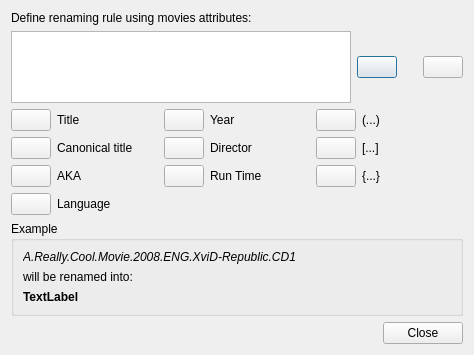
Old version of the form src/ui/renaming_rule_dialog.ui in the repository albemala/almoviesrenamer.
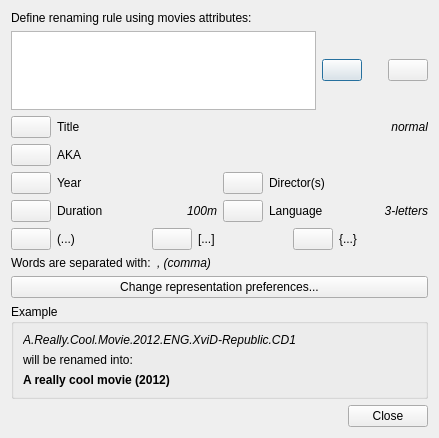
New version of the form. Icons and pictures are not drawn.

Diff of the .ui file:
```diff
--- a/src/ui/renaming_rule_dialog.ui
+++ b/src/ui/renaming_rule_dialog.ui
@@ -6,8 +6,8 @@
    <rect>
     <x>0</x>
     <y>0</y>
-    <width>474</width>
-    <height>355</height>
+    <width>439</width>
+    <height>438</height>
    </rect>
   </property>
   <property name="windowTitle">
@@ -99,78 +99,44 @@
     </layout>
    </item>
    <item>
-    <layout class="QGridLayout" name="gridLayout_2" columnstretch="0,0,0,0,0,0">
-     <item row="0" column="1">
-      <widget class="QLabel" name="label">
+    <layout class="QGridLayout" name="gridLayout">
+     <item row="2" column="4">
+      <widget class="QLabel" name="label_6">
        <property name="text">
-        <string>Title</string>
+        <string>Director(s)</string>
        </property>
       </widget>
      </item>
-     <item row="1" column="1">
-      <widget class="QLabel" name="label_2">
-       <property name="text">
-        <string>Canonical title</string>
+     <item row="3" column="2">
+      <widget class="QLabel" name="label_15">
+       <property name="font">
+        <font>
+         <italic>true</italic>
+        </font>
        </property>
-      </widget>
-     </item>
-     <item row="2" column="1">
-      <widget class="QLabel" name="label_3">
        <property name="text">
-        <string>AKA</string>
+        <string>100m</string>
        </property>
+       <property name="alignment">
+        <set>Qt::AlignRight|Qt::AlignTrailing|Qt::AlignVCenter</set>
+       </property>
       </widget>
      </item>
-     <item row="3" column="1">
+     <item row="3" column="4">
       <widget class="QLabel" name="label_4">
        <property name="text">
         <string>Language</string>
        </property>
       </widget>
      </item>
-     <item row="1" column="3">
-      <widget class="QLabel" name="label_6">
-       <property name="text">
-        <string>Director</string>
-       </property>
-      </widget>
-     </item>
-     <item row="2" column="3">
+     <item row="3" column="1">
       <widget class="QLabel" name="label_7">
        <property name="text">
-        <string>Run Time</string>
-       </property>
-      </widget>
-     </item>
-     <item row="0" column="0">
-      <widget class="QPushButton" name="button_add_title">
-       <property name="sizePolicy">
-        <sizepolicy hsizetype="Fixed" vsizetype="Fixed">
-         <horstretch>0</horstretch>
-         <verstretch>0</verstretch>
-        </sizepolicy>
-       </property>
-       <property name="icon">
-        <iconset>
-         <normaloff>icons/plus.png</normaloff>icons/plus.png</iconset>
+        <string>Duration</string>
        </property>
       </widget>
      </item>
      <item row="1" column="0">
-      <widget class="QPushButton" name="button_add_canonical_title">
-       <property name="sizePolicy">
-        <sizepolicy hsizetype="Fixed" vsizetype="Fixed">
-         <horstretch>0</horstretch>
-         <verstretch>0</verstretch>
-        </sizepolicy>
-       </property>
-       <property name="icon">
-        <iconset>
-         <normaloff>icons/plus.png</normaloff>icons/plus.png</iconset>
-       </property>
-      </widget>
-     </item>
-     <item row="2" column="0">
       <widget class="QPushButton" name="button_add_aka">
        <property name="sizePolicy">
         <sizepolicy hsizetype="Fixed" vsizetype="Fixed">
@@ -184,7 +150,21 @@
        </property>
       </widget>
      </item>
-     <item row="3" column="0">
+     <item row="2" column="0">
+      <widget class="QPushButton" name="button_add_year">
+       <property name="sizePolicy">
+        <sizepolicy hsizetype="Fixed" vsizetype="Fixed">
+         <horstretch>0</horstretch>
+         <verstretch>0</verstretch>
+        </sizepolicy>
+       </property>
+       <property name="icon">
+        <iconset>
+         <normaloff>icons/plus.png</normaloff>icons/plus.png</iconset>
+       </property>
+      </widget>
+     </item>
+     <item row="3" column="3">
       <widget class="QPushButton" name="button_add_language">
        <property name="sizePolicy">
         <sizepolicy hsizetype="Fixed" vsizetype="Fixed">
@@ -198,7 +178,7 @@
        </property>
       </widget>
      </item>
-     <item row="1" column="2">
+     <item row="2" column="3">
       <widget class="QPushButton" name="button_add_director">
        <property name="sizePolicy">
         <sizepolicy hsizetype="Fixed" vsizetype="Fixed">
@@ -212,8 +192,8 @@
        </property>
       </widget>
      </item>
-     <item row="2" column="2">
-      <widget class="QPushButton" name="button_add_runtime">
+     <item row="0" column="0">
+      <widget class="QPushButton" name="button_add_title">
        <property name="sizePolicy">
         <sizepolicy hsizetype="Fixed" vsizetype="Fixed">
          <horstretch>0</horstretch>
@@ -226,63 +206,76 @@
        </property>
       </widget>
      </item>
-     <item row="0" column="2">
-      <widget class="QPushButton" name="button_add_year">
-       <property name="sizePolicy">
-        <sizepolicy hsizetype="Fixed" vsizetype="Fixed">
-         <horstretch>0</horstretch>
-         <verstretch>0</verstretch>
-        </sizepolicy>
-       </property>
-       <property name="icon">
-        <iconset>
-         <normaloff>icons/plus.png</normaloff>icons/plus.png</iconset>
-       </property>
-      </widget>
-     </item>
-     <item row="0" column="3">
+     <item row="2" column="1">
       <widget class="QLabel" name="label_5">
        <property name="text">
         <string>Year</string>
        </property>
       </widget>
      </item>
+     <item row="3" column="0">
+      <widget class="QPushButton" name="button_add_duration">
+       <property name="sizePolicy">
+        <sizepolicy hsizetype="Fixed" vsizetype="Fixed">
+         <horstretch>0</horstretch>
+         <verstretch>0</verstretch>
+        </sizepolicy>
+       </property>
+       <property name="icon">
+        <iconset>
+         <normaloff>icons/plus.png</normaloff>icons/plus.png</iconset>
+       </property>
+      </widget>
+     </item>
+     <item row="3" column="5">
+      <widget class="QLabel" name="label_12">
+       <property name="font">
+        <font>
+         <italic>true</italic>
+        </font>
+       </property>
+       <property name="text">
+        <string>3-letters</string>
+       </property>
+       <property name="alignment">
+        <set>Qt::AlignRight|Qt::AlignTrailing|Qt::AlignVCenter</set>
+       </property>
+      </widget>
+     </item>
      <item row="0" column="5">
-      <widget class="QLabel" name="label_8">
+      <widget class="QLabel" name="label_2">
+       <property name="font">
+        <font>
+         <italic>true</italic>
+        </font>
+       </property>
        <property name="text">
-        <string>(...)</string>
+        <string>normal</string>
        </property>
+       <property name="alignment">
+        <set>Qt::AlignRight|Qt::AlignTrailing|Qt::AlignVCenter</set>
+       </property>
       </widget>
      </item>
+     <item row="0" column="1" colspan="4">
+      <widget class="QLabel" name="label">
+       <property name="text">
+        <string>Title</string>
+       </property>
+      </widget>
+     </item>
+     <item row="1" column="1" colspan="4">
+      <widget class="QLabel" name="label_3">
+       <property name="text">
+        <string>AKA</string>
+       </property>
+      </widget>
+     </item>
+    </layout>
+   </item>
+   <item>
+    <layout class="QGridLayout" name="gridLayout_2">
      <item row="0" column="4">
-      <widget class="QPushButton" name="button_add_round_brackets">
-       <property name="sizePolicy">
-        <sizepolicy hsizetype="Fixed" vsizetype="Fixed">
-         <horstretch>0</horstretch>
-         <verstretch>0</verstretch>
-        </sizepolicy>
-       </property>
-       <property name="icon">
-        <iconset>
-         <normaloff>icons/plus.png</normaloff>icons/plus.png</iconset>
-       </property>
-      </widget>
-     </item>
-     <item row="1" column="4">
-      <widget class="QPushButton" name="button_add_square_brackets">
-       <property name="sizePolicy">
-        <sizepolicy hsizetype="Fixed" vsizetype="Fixed">
-         <horstretch>0</horstretch>
-         <verstretch>0</verstretch>
-        </sizepolicy>
-       </property>
-       <property name="icon">
-        <iconset>
-         <normaloff>icons/plus.png</normaloff>icons/plus.png</iconset>
-       </property>
-      </widget>
-     </item>
-     <item row="2" column="4">
       <widget class="QPushButton" name="button_add_curly_brackets">
        <property name="sizePolicy">
         <sizepolicy hsizetype="Fixed" vsizetype="Fixed">
@@ -296,15 +289,50 @@
        </property>
       </widget>
      </item>
-     <item row="1" column="5">
-      <widget class="QLabel" name="label_10">
+     <item row="0" column="2">
+      <widget class="QPushButton" name="button_add_square_brackets">
+       <property name="sizePolicy">
+        <sizepolicy hsizetype="Fixed" vsizetype="Fixed">
+         <horstretch>0</horstretch>
+         <verstretch>0</verstretch>
+        </sizepolicy>
+       </property>
+       <property name="icon">
+        <iconset>
+         <normaloff>icons/plus.png</normaloff>icons/plus.png</iconset>
+       </property>
+      </widget>
+     </item>
+     <item row="0" column="0">
+      <widget class="QPushButton" name="button_add_round_brackets">
+       <property name="sizePolicy">
+        <sizepolicy hsizetype="Fixed" vsizetype="Fixed">
+         <horstretch>0</horstretch>
+         <verstretch>0</verstretch>
+        </sizepolicy>
+       </property>
+       <property name="icon">
+        <iconset>
+         <normaloff>icons/plus.png</normaloff>icons/plus.png</iconset>
+       </property>
+      </widget>
+     </item>
+     <item row="0" column="1">
+      <widget class="QLabel" name="label_16">
+       <property name="text">
+        <string>(...)</string>
+       </property>
+      </widget>
+     </item>
+     <item row="0" column="3">
+      <widget class="QLabel" name="label_17">
        <property name="text">
         <string>[...]</string>
        </property>
       </widget>
      </item>
-     <item row="2" column="5">
-      <widget class="QLabel" name="label_11">
+     <item row="0" column="5">
+      <widget class="QLabel" name="label_19">
        <property name="text">
         <string>{...}</string>
        </property>
@@ -312,6 +340,46 @@
      </item>
     </layout>
    </item>
+   <item>
+    <layout class="QHBoxLayout" name="horizontalLayout_2">
+     <item>
+      <widget class="QLabel" name="label_8">
+       <property name="text">
+        <string>Words are separated with:</string>
+       </property>
+      </widget>
+     </item>
+     <item>
+      <widget class="QLabel" name="label_10">
+       <property name="sizePolicy">
+        <sizepolicy hsizetype="Expanding" vsizetype="Preferred">
+         <horstretch>0</horstretch>
+         <verstretch>0</verstretch>
+        </sizepolicy>
+       </property>
+       <property name="font">
+        <font>
+         <italic>true</italic>
+        </font>
+       </property>
+       <property name="text">
+        <string>, (comma)</string>
+       </property>
+      </widget>
+     </item>
+    </layout>
+   </item>
+   <item>
+    <widget class="QPushButton" name="pushButton_2">
+     <property name="text">
+      <string>Change representation preferences...</string>
+     </property>
+     <property name="icon">
+      <iconset>
+       <normaloff>icons/wrench-screwdriver.png</normaloff>icons/wrench-screwdriver.png</iconset>
+     </property>
+    </widget>
+   </item>
    <item>
     <widget class="QGroupBox" name="groupBox">
      <property name="title">
@@ -326,7 +394,7 @@
          </font>
         </property>
         <property name="text">
-         <string>A.Really.Cool.Movie.2008.ENG.XviD-Republic.CD1</string>
+         <string>A.Really.Cool.Movie.2012.ENG.XviD-Republic.CD1</string>
         </property>
        </widget>
       </item>
@@ -346,7 +414,7 @@
          </font>
         </property>
         <property name="text">
-         <string>TextLabel</string>
+         <string>A really cool movie (2012)</string>
         </property>
        </widget>
       </item>
```
